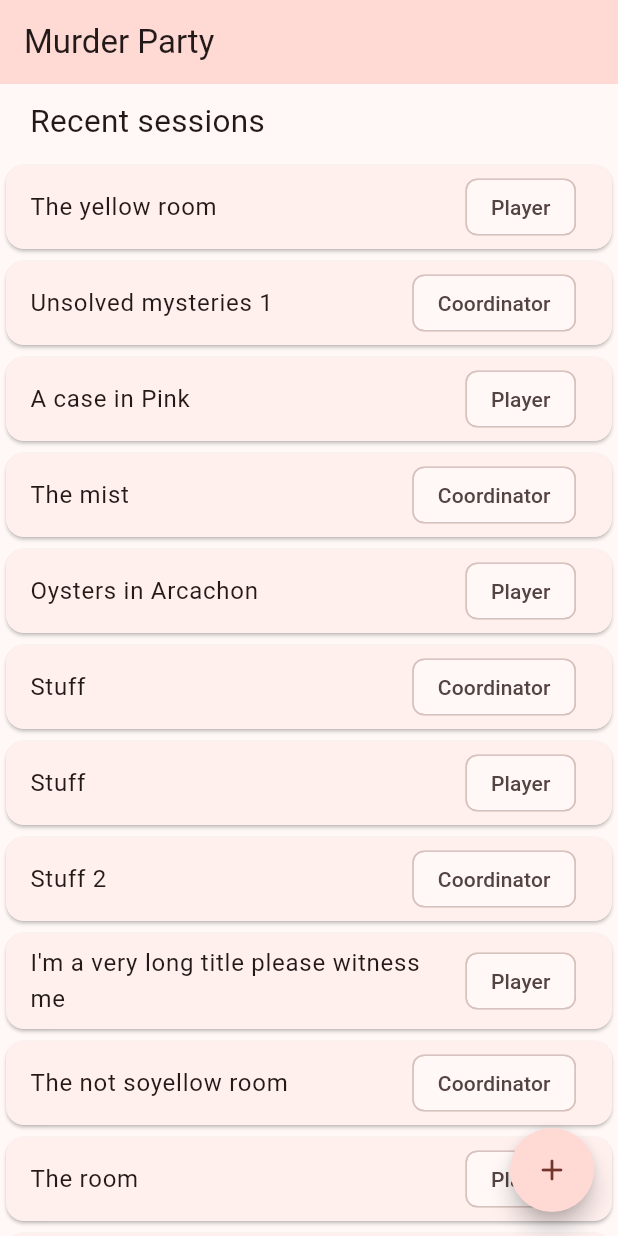
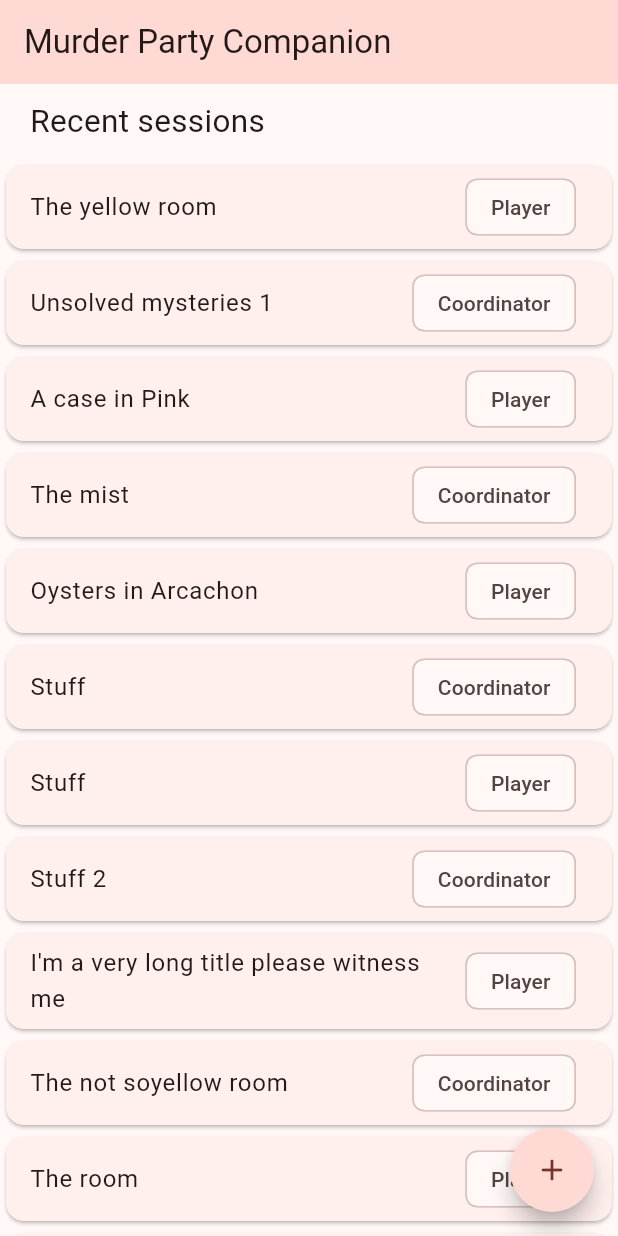
Before and after one commit to SylvestreMassalaz/Murder-Party, a Flutter app: the screen it shows after launch, on a phone screen of 412 x 824 dp. Run offline on Flutter 3.47's test engine with Material 3 defaults, Android fonts, the phone set to English and light mode, and no system bars; drawn by our look-alikes of flutter_expandable_fab; our stand-ins replace flutter_local_notifications, google_fonts, shelf; missing offline and left inert: network_info_plus, shelf_router, shelf_routing.

Commit message:
add localization with english and french

````diff
--- /dev/null
+++ b/l10n.yaml
@@ -0,0 +1,3 @@
+arb-dir: lib/l10n
+template-arb-file: app_en.arb
+output-localization-file: app_localizations.dart
--- /dev/null
+++ b/lib/l10n/app_localizations.dart
@@ -0,0 +1,182 @@
+import 'dart:async';
+
+import 'package:flutter/foundation.dart';
+import 'package:flutter/widgets.dart';
+import 'package:flutter_localizations/flutter_localizations.dart';
+import 'package:intl/intl.dart' as intl;
+
+import 'app_localizations_en.dart';
+import 'app_localizations_fr.dart';
+
+// ignore_for_file: type=lint
+
+/// Callers can lookup localized strings with an instance of AppLocalizations
+/// returned by `AppLocalizations.of(context)`.
+///
+/// Applications need to include `AppLocalizations.delegate()` in their app's
+/// `localizationDelegates` list, and the locales they support in the app's
+/// `supportedLocales` list. For example:
+///
+/// ```dart
+/// import 'l10n/app_localizations.dart';
+///
+/// return MaterialApp(
+///   localizationsDelegates: AppLocalizations.localizationsDelegates,
+///   supportedLocales: AppLocalizations.supportedLocales,
+///   home: MyApplicationHome(),
+/// );
+/// ```
+///
+/// ## Update pubspec.yaml
+///
+/// Please make sure to update your pubspec.yaml to include the following
+/// packages:
+///
+/// ```yaml
+/// dependencies:
+///   # Internationalization support.
+///   flutter_localizations:
+///     sdk: flutter
+///   intl: any # Use the pinned version from flutter_localizations
+///
+///   # Rest of dependencies
+/// ```
+///
+/// ## iOS Applications
+///
+/// iOS applications define key application metadata, including supported
+/// locales, in an Info.plist file that is built into the application bundle.
+/// To configure the locales supported by your app, you’ll need to edit this
+/// file.
+///
+/// First, open your project’s ios/Runner.xcworkspace Xcode workspace file.
+/// Then, in the Project Navigator, open the Info.plist file under the Runner
+/// project’s Runner folder.
+///
+/// Next, select the Information Property List item, select Add Item from the
+/// Editor menu, then select Localizations from the pop-up menu.
+///
+/// Select and expand the newly-created Localizations item then, for each
+/// locale your application supports, add a new item and select the locale
+/// you wish to add from the pop-up menu in the Value field. This list should
+/// be consistent with the languages listed in the AppLocalizations.supportedLocales
+/// property.
+abstract class AppLocalizations {
+  AppLocalizations(String locale)
+    : localeName = intl.Intl.canonicalizedLocale(locale.toString());
+
+  final String localeName;
+
+  static AppLocalizations? of(BuildContext context) {
+    return Localizations.of<AppLocalizations>(context, AppLocalizations);
+  }
+
+  static const LocalizationsDelegate<AppLocalizations> delegate =
+      _AppLocalizationsDelegate();
+
+  /// A list of this localizations delegate along with the default localizations
+  /// delegates.
+  ///
+  /// Returns a list of localizations delegates containing this delegate along with
+  /// GlobalMaterialLocalizations.delegate, GlobalCupertinoLocalizations.delegate,
+  /// and GlobalWidgetsLocalizations.delegate.
+  ///
+  /// Additional delegates can be added by appending to this list in
+  /// MaterialApp. This list does not have to be used at all if a custom list
+  /// of delegates is preferred or required.
+  static const List<LocalizationsDelegate<dynamic>> localizationsDelegates =
+      <LocalizationsDelegate<dynamic>>[
+        delegate,
+        GlobalMaterialLocalizations.delegate,
+        GlobalCupertinoLocalizations.delegate,
+        GlobalWidgetsLocalizations.delegate,
+      ];
+
+  /// A list of this localizations delegate's supported locales.
+  static const List<Locale> supportedLocales = <Locale>[
+    Locale('en'),
+    Locale('fr'),
+  ];
+
+  /// The conventional newborn programmer greeting
+  ///
+  /// In en, this message translates to:
+  /// **'Hello World!'**
+  String get helloWorld;
+
+  /// Name of the app
+  ///
+  /// In en, this message translates to:
+  /// **'Murder Party Companion'**
+  String get appName;
+
+  /// Precedes the list of the recent sessions managed of player by the owner of the app
+  ///
+  /// In en, this message translates to:
+  /// **'Recent sessions'**
+  String get recentSessions;
+
+  /// used to indicate buttons / fab the user can use to create a new Murder party as the manager
+  ///
+  /// In en, this message translates to:
+  /// **'Create new murder party'**
+  String get createNewMurderParty;
+
+  /// Used to indicate buttons / fab the user can use to join an existing murder
+  ///
+  /// In en, this message translates to:
+  /// **'Join existing murder'**
+  String get joinMurder;
+
+  /// Used to indicate that the current murder is joined as a player without administration rights
+  ///
+  /// In en, this message translates to:
+  /// **'Player'**
+  String get player;
+
+  /// Used to indicate that the current murder is joined as a coordinator with administrations rights
+  ///
+  /// In en, this message translates to:
+  /// **'Coordinator'**
+  String get coordinator;
+
+  /// Text to explain to the user that there is no murder party session stored, nether as an user nor a coordinator
+  ///
+  /// In en, this message translates to:
+  /// **'No murder session could be found. You can either join an existing session or create your own'**
+  String get noMurderText;
+}
+
+class _AppLocalizationsDelegate
+    extends LocalizationsDelegate<AppLocalizations> {
+  const _AppLocalizationsDelegate();
+
+  @override
+  Future<AppLocalizations> load(Locale locale) {
+    return SynchronousFuture<AppLocalizations>(lookupAppLocalizations(locale));
+  }
+
+  @override
+  bool isSupported(Locale locale) =>
+      <String>['en', 'fr'].contains(locale.languageCode);
+
+  @override
+  bool shouldReload(_AppLocalizationsDelegate old) => false;
+}
+
+AppLocalizations lookupAppLocalizations(Locale locale) {
+  // Lookup logic when only language code is specified.
+  switch (locale.languageCode) {
+    case 'en':
+      return AppLocalizationsEn();
+    case 'fr':
+      return AppLocalizationsFr();
+  }
+
+  throw FlutterError(
+    'AppLocalizations.delegate failed to load unsupported locale "$locale". This is likely '
+    'an issue with the localizations generation tool. Please file an issue '
+    'on GitHub with a reproducible sample app and the gen-l10n configuration '
+    'that was used.',
+  );
+}
--- a/lib/main.dart
+++ b/lib/main.dart
@@ -1,7 +1,9 @@
 import 'package:flutter/material.dart';
+import 'package:flutter_localizations/flutter_localizations.dart';
 import 'package:google_fonts/google_fonts.dart';
 import 'package:murder_party/data/repositories/murder_repository.dart';
 import 'package:murder_party/data/services/murder_rest_api.dart';
+import 'package:murder_party/l10n/app_localizations.dart';
 import 'package:murder_party/ui/home/view_models/home_view_model.dart';
 import 'package:murder_party/ui/home/widgets/home_screen.dart';
 import 'package:provider/provider.dart';
@@ -72,6 +74,8 @@
       theme: theme,
       darkTheme: darkTheme,
       themeMode: ThemeMode.light,
+      localizationsDelegates: AppLocalizations.localizationsDelegates,
+      supportedLocales: AppLocalizations.supportedLocales,
       home: context.read<HomeScreen>(),
     );
   }
--- a/lib/ui/home/widgets/home_screen.dart
+++ b/lib/ui/home/widgets/home_screen.dart
@@ -1,5 +1,6 @@
 import 'package:flutter/material.dart';
 import 'package:flutter_expandable_fab/flutter_expandable_fab.dart';
+import 'package:murder_party/l10n/app_localizations.dart';
 import 'package:murder_party/ui/home/view_models/home_view_model.dart';
 import 'package:murder_party/ui/home/widgets/murder_session_list_item.dart';
 import 'package:murder_party/ui/home/widgets/no_murder_sessions.dart';
@@ -13,6 +14,7 @@
 
   @override
   Widget build(BuildContext context) {
+    var appLocalizations = AppLocalizations.of(context)!;
     return Scaffold(
       body: SafeArea(
         child: ListenableBuilder(
@@ -21,7 +23,7 @@
             return CustomScrollView(
               slivers: [
                 SliverAppBar(
-                  title: const Text("Murder Party"),
+                  title: Text(appLocalizations.appName),
                   backgroundColor: Theme.of(
                     context,
                   ).colorScheme.primaryContainer,
@@ -50,13 +52,13 @@
         children: [
           FloatingActionButton.small(
             onPressed: () => print("Used fad for create"),
-            tooltip: "Create new murder",
+            tooltip: appLocalizations.createNewMurderParty,
 
             child: Icon(Icons.add),
           ),
           FloatingActionButton.small(
             onPressed: () => print("Used fad for join"),
-            tooltip: "Join existing murder",
+            tooltip: appLocalizations.joinMurder,
             child: Icon(Icons.qr_code),
           ),
         ],
@@ -79,7 +81,10 @@
             ),
             child: Row(
               children: [
-                Text("Recent sessions", textScaler: TextScaler.linear(1.5)),
+                Text(
+                  AppLocalizations.of(context)!.recentSessions,
+                  textScaler: TextScaler.linear(1.5),
+                ),
               ],
             ),
           ),
--- a/lib/ui/home/widgets/murder_session_list_item.dart
+++ b/lib/ui/home/widgets/murder_session_list_item.dart
@@ -1,6 +1,7 @@
 import 'package:flutter/material.dart';
 import 'package:flutter/widgets.dart';
 import 'package:murder_party/domain/model/murder_party_session.dart';
+import 'package:murder_party/l10n/app_localizations.dart';
 
 class MurderSessionListItem extends StatelessWidget {
   const MurderSessionListItem({super.key, required this.murderPartySession});
@@ -16,7 +17,9 @@
           ListTile(
             title: Text(murderPartySession.name),
             trailing: Chip(
-              label: Text(_computeTypeLabel(murderPartySession.sessionType)),
+              label: Text(
+                _computeTypeLabel(murderPartySession.sessionType, context),
+              ),
             ),
           ),
         ],
@@ -24,12 +27,13 @@
     );
   }
 
-  String _computeTypeLabel(SessionType type) {
+  String _computeTypeLabel(SessionType type, BuildContext context) {
+    final localizations = AppLocalizations.of(context)!;
     switch (type) {
       case .coordinator:
-        return "Coordinator";
+        return localizations.coordinator;
       case .player:
-        return "Player";
+        return localizations.player;
     }
   }
 }
--- a/pubspec.yaml
+++ b/pubspec.yaml
@@ -45,6 +45,9 @@
   shelf_router: ^1.1.4
   shelf_routing: ^1.0.0
   flutter_expandable_fab: ^2.5.2
+  flutter_localizations:
+    sdk: flutter
+  intl: any
 
 dev_dependencies:
   flutter_test:
@@ -65,7 +68,7 @@
 
 # The following section is specific to Flutter packages.
 flutter:
-
+  generate: true
   # The following line ensures that the Material Icons font is
   # included with your application, so that you can use the icons in
   # the material Icons class.
````
Also changed, not shown: lib/l10n/app_en.arb (added, +34 -0 lines), lib/l10n/app_fr.arb (added, +10 -0 lines), lib/l10n/app_localizations_en.dart (added, +35 -0 lines), lib/l10n/app_localizations_fr.dart (added, +35 -0 lines), pubspec.lock, 3 other files.
